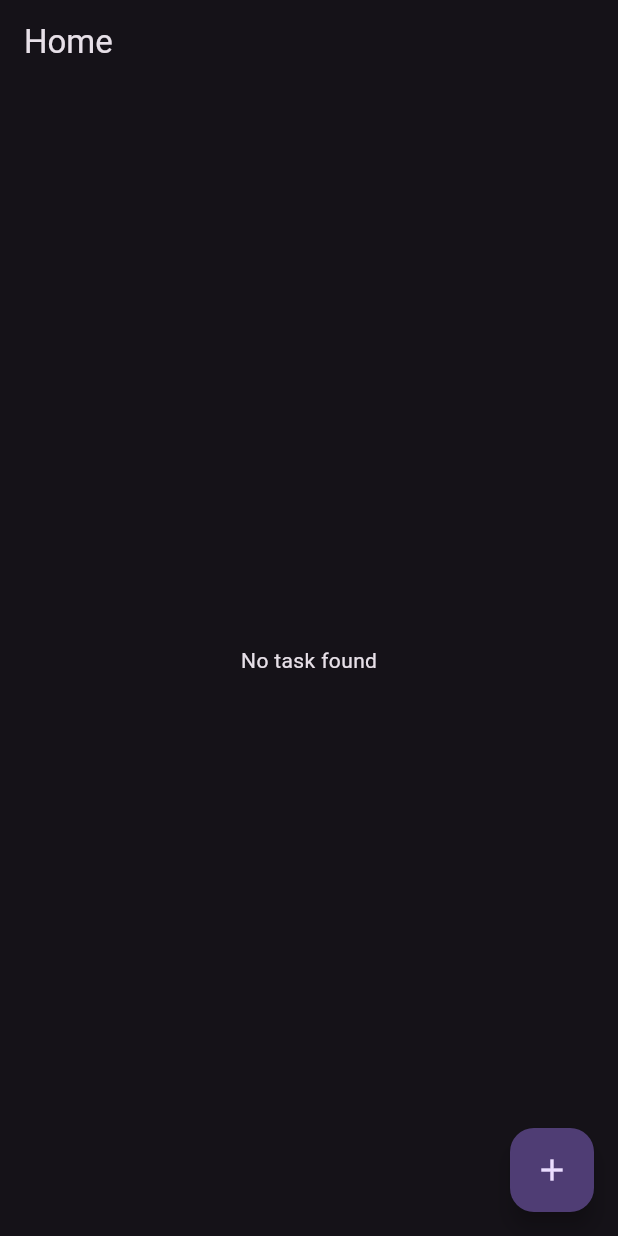
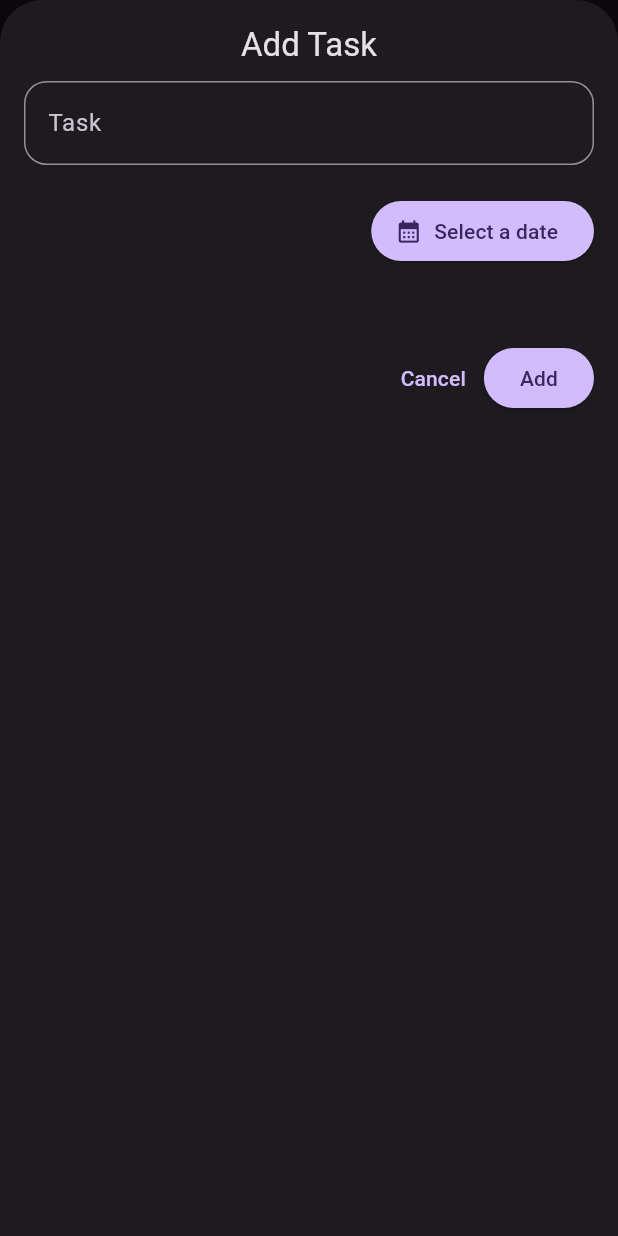
Before and after one commit to hinasahammed/todo_list_provider, a Flutter app: the screen it shows after launch, after a tap on the "add" icon, on a phone screen of 412 x 824 dp. Run offline on Flutter 3.47's test engine with Material 3 defaults, Android fonts, the phone set to English and light mode, and no system bars; our stand-ins replace another_flushbar, gap.

Commit message:
completed task with aded and removed task

```diff
--- a/lib/main.dart
+++ b/lib/main.dart
@@ -16,6 +16,7 @@ class MyApp extends StatelessWidget {
     return ChangeNotifierProvider(
       create: (context) => HomeViewmodel(),
       child: MaterialApp(
+        debugShowCheckedModeBanner: false,
         title: 'Todo with provider',
         theme: ThemeData(
           colorScheme: ColorScheme.fromSeed(
--- /dev/null
+++ b/lib/res/components/common/custom_button.dart
@@ -0,0 +1,49 @@
+import 'package:flutter/material.dart';
+
+class CustomButton extends StatelessWidget {
+  final void Function() onPressed;
+  final String btnText;
+  final bool isIcon;
+  final IconData? icon;
+  const CustomButton({
+    super.key,
+    required this.onPressed,
+    required this.btnText,
+    this.isIcon = false,
+    this.icon,
+  });
+
+  @override
+  Widget build(BuildContext context) {
+    final theme = Theme.of(context);
+    return isIcon
+        ? ElevatedButton.icon(
+            icon: Icon(
+              icon,
+              color: theme.colorScheme.onPrimary,
+            ),
+            style: ElevatedButton.styleFrom(
+              backgroundColor: theme.colorScheme.primary,
+            ),
+            onPressed: onPressed,
+            label: Text(
+              btnText,
+              style: theme.textTheme.labelLarge!.copyWith(
+                color: theme.colorScheme.onPrimary,
+              ),
+            ),
+          )
+        : ElevatedButton(
+            style: ElevatedButton.styleFrom(
+              backgroundColor: theme.colorScheme.primary,
+            ),
+            onPressed: onPressed,
+            child: Text(
+              btnText,
+              style: theme.textTheme.labelLarge!.copyWith(
+                color: theme.colorScheme.onPrimary,
+              ),
+            ),
+          );
+  }
+}
--- /dev/null
+++ b/lib/res/components/common/custom_textformfield.dart
@@ -0,0 +1,26 @@
+import 'package:flutter/material.dart';
+
+class CustomTextFormfield extends StatelessWidget {
+  final TextEditingController controller;
+  final String fieldName;
+  final String? Function(String?)? validator;
+  const CustomTextFormfield(
+      {super.key,
+      required this.controller,
+      required this.fieldName,
+      this.validator});
+
+  @override
+  Widget build(BuildContext context) {
+    return TextFormField(
+      controller: controller,
+      validator: validator,
+      decoration: InputDecoration(
+        border: OutlineInputBorder(
+          borderRadius: BorderRadius.circular(15),
+        ),
+        label: Text(fieldName),
+      ),
+    );
+  }
+}
--- /dev/null
+++ b/lib/res/utils/utils.dart
@@ -0,0 +1,12 @@
+import 'package:another_flushbar/flushbar.dart';
+import 'package:flutter/material.dart';
+
+class Utils {
+  void showFlushToast(BuildContext context, String title, String desc) {
+    Flushbar(
+      title: title,
+      message: desc,
+      duration: const Duration(seconds: 3),
+    ).show(context);
+  }
+}
--- a/lib/view/home/home_view.dart
+++ b/lib/view/home/home_view.dart
@@ -13,6 +13,8 @@ class HomeView extends StatefulWidget {
 class _HomeViewState extends State<HomeView> {
   @override
   Widget build(BuildContext context) {
+    final homeProvider = Provider.of<HomeViewmodel>(context, listen: false);
+
     final theme = Theme.of(context);
     return Scaffold(
       appBar: AppBar(
@@ -61,11 +63,8 @@ class _HomeViewState extends State<HomeView> {
                             ),
                           ),
                           confirmDismiss: (direction) async {
+                            homeProvider.removeTask(value.allTask[index]);
                             return null;
-
-                            // var isDismisssible = await HomeServices()
-                            //     .removeTaskConfirm(context, value[index]);
-                            // return isDismisssible;
                           },
                           key: ValueKey(value),
                           child: Card(
@@ -108,7 +107,9 @@ class _HomeViewState extends State<HomeView> {
             )),
       ),
       floatingActionButton: FloatingActionButton(
-        onPressed: () {},
+        onPressed: () {
+          homeProvider.openSheet(context);
+        },
         child: const Icon(Icons.add),
       ),
     );
--- /dev/null
+++ b/lib/view/home/widget/add_task_sheet.dart
@@ -0,0 +1,100 @@
+import 'package:flutter/material.dart';
+import 'package:gap/gap.dart';
+import 'package:intl/intl.dart';
+import 'package:provider/provider.dart';
+import 'package:todo_list_provider/res/components/common/custom_button.dart';
+import 'package:todo_list_provider/res/components/common/custom_textformfield.dart';
+import 'package:todo_list_provider/res/utils/utils.dart';
+import 'package:todo_list_provider/viewmodel/home/home_viewmodel.dart';
+
+class AddTaskSheet extends StatefulWidget {
+  const AddTaskSheet({super.key});
+
+  @override
+  State<AddTaskSheet> createState() => _AddTaskSheetState();
+}
+
+class _AddTaskSheetState extends State<AddTaskSheet> {
+  final taskController = TextEditingController();
+  final _formKey = GlobalKey<FormState>();
+  @override
+  Widget build(BuildContext context) {
+    final size = MediaQuery.sizeOf(context);
+    final theme = Theme.of(context);
+    final homeProvider = Provider.of<HomeViewmodel>(context);
+    return Consumer<HomeViewmodel>(
+      builder: (context, value, child) => Container(
+        padding: const EdgeInsets.all(16),
+        width: size.width,
+        height: size.height,
+        child: Form(
+          key: _formKey,
+          child: Column(
+            children: [
+              Text(
+                "Add Task",
+                style: theme.textTheme.titleLarge!.copyWith(
+                  color: theme.colorScheme.onSurface,
+                ),
+              ),
+              const Gap(10),
+              CustomTextFormfield(
+                controller: taskController,
+                validator: (value) {
+                  if (value == null || value.isEmpty) {
+                    return "Enter a task name";
+                  }
+                  return null;
+                },
+                fieldName: "Task",
+              ),
+              const Gap(20),
+              Align(
+                alignment: Alignment.centerRight,
+                child: CustomButton(
+                  isIcon: true,
+                  icon: Icons.calendar_month,
+                  onPressed: () async {
+                    homeProvider.selectDate(context);
+                  },
+                  btnText: value.selectedDate == null
+                      ? "Select a date"
+                      : DateFormat.yMMMEd().format(value.selectedDate!),
+                ),
+              ),
+              const Gap(50),
+              Row(
+                mainAxisAlignment: MainAxisAlignment.end,
+                children: [
+                  TextButton(
+                    onPressed: () {
+                      Navigator.pop(context);
+                    },
+                    child: const Text("Cancel"),
+                  ),
+                  CustomButton(
+                    onPressed: () {
+                      if (value.selectedDate == null) {
+                        Utils().showFlushToast(
+                          context,
+                          "Warning",
+                          "Select a date",
+                        );
+                      } else {
+                        if (_formKey.currentState!.validate()) {
+                          homeProvider.addTask(taskController.text, context);
+                        }
+                      }
+                    },
+                    btnText: "Add",
+                  )
+                ],
+              ),
+              const Gap(20),
+            ],
+          ),
+        ),
+      ),
+    );
+  }
+}
--- a/lib/viewmodel/home/home_viewmodel.dart
+++ b/lib/viewmodel/home/home_viewmodel.dart
@@ -1,9 +1,54 @@
 import 'package:flutter/material.dart';
+import 'package:intl/intl.dart';
 import 'package:todo_list_provider/model/task_model.dart';
+import 'package:todo_list_provider/res/utils/utils.dart';
+import 'package:todo_list_provider/view/home/widget/add_task_sheet.dart';
 
 class HomeViewmodel extends ChangeNotifier {
   final List<TaskModel> _allTask = [];
+  DateTime? _selectedDate;
 
   List<TaskModel> get allTask => _allTask;
+  DateTime? get selectedDate => _selectedDate;
 
+  void openSheet(BuildContext context) {
+    showModalBottomSheet(
+      context: context,
+      isScrollControlled: true,
+      useSafeArea: true,
+      builder: (context) => const AddTaskSheet(),
+    );
+  }
+
+  void selectDate(BuildContext context) async {
+    final selectDate = await showDatePicker(
+      context: context,
+      firstDate: DateTime.now(),
+      lastDate: DateTime(2030),
+    );
+    if (selectDate == null) {
+      if (context.mounted) {
+        Utils().showFlushToast(context, "Error", "Select a date");
+      }
+    } else {
+      _selectedDate = selectDate;
+    }
+    notifyListeners();
+  }
+
+  void addTask(String taskName, BuildContext context) {
+    _allTask.add(
+      TaskModel(
+        taskName: taskName,
+        date: DateFormat.yMMMEd().format(_selectedDate!),
+      ),
+    );
+    Navigator.pop(context);
+    notifyListeners();
+  }
+
+  void removeTask(TaskModel task) {
+    _allTask.remove(task);
+    notifyListeners();
+  }
 }
--- a/pubspec.yaml
+++ b/pubspec.yaml
@@ -38,6 +38,7 @@ dependencies:
   gap: ^3.0.1
   provider: ^6.1.2
   intl: ^0.19.0
+  another_flushbar: ^1.12.30
 
 dev_dependencies:
   flutter_test:
```
Also changed, not shown: pubspec.lock.
